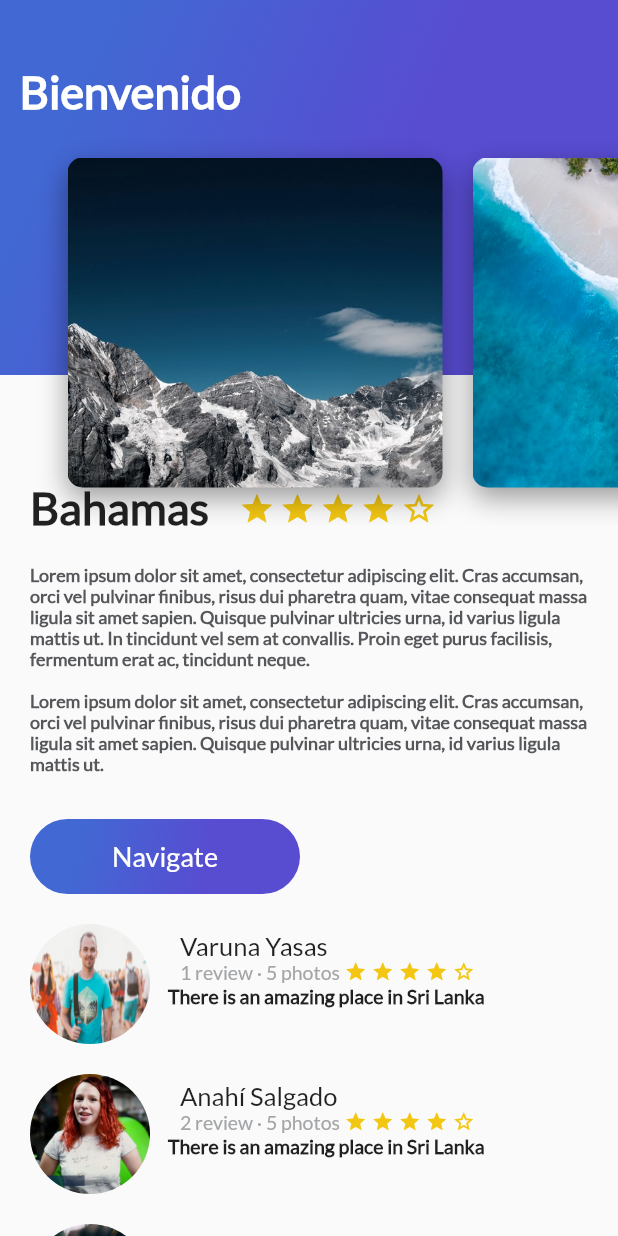
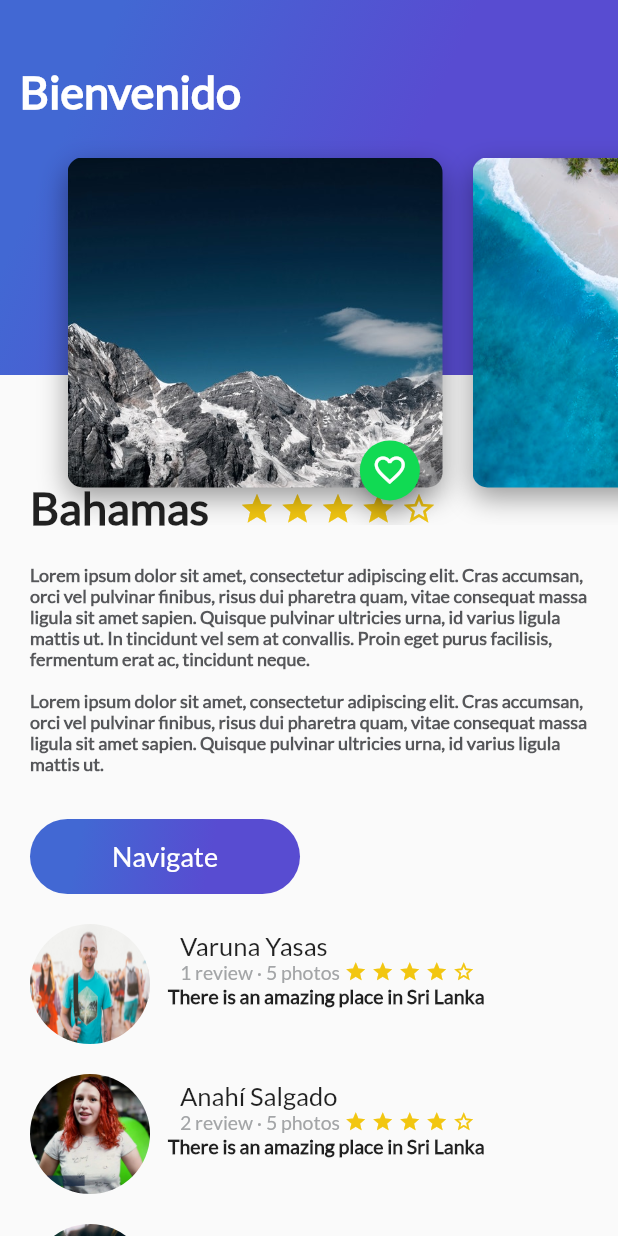
Before and after one commit to ericgomez/platzi_trips_app_complete, a Flutter app: the screen it shows after launch, on a phone screen of 412 x 824 dp. Run offline on Flutter 3.47's test engine with Material 2 defaults, Android fonts, the phone set to English and light mode, and no system bars.

Commit message:
Widget Floating Action Button

```diff
--- a/lib/card_image.dart
+++ b/lib/card_image.dart
@@ -1,4 +1,5 @@
 import 'package:flutter/material.dart';
+import 'floating_action_button_green.dart';
 
 class CardImage extends StatelessWidget {
 
@@ -38,7 +39,13 @@ class CardImage extends StatelessWidget {
     );
 
     //Devolvemos la imagen
-    return card;
+    return Stack(
+      alignment: Alignment(0.9,1.1),
+      children: [
+        card,
+        FloatingActionButtonGreen()//Mandamos llamar nuestro metodo que viene de la clase exportada floating_action_button_green
+      ],
+    );
   }
 
 }
--- /dev/null
+++ b/lib/floating_action_button_green.dart
@@ -0,0 +1,39 @@
+import 'package:flutter/material.dart';
+
+class FloatingActionButtonGreen extends StatefulWidget {
+  @override
+  State<StatefulWidget> createState() {
+    // Retornamos el metodo _FloatingActionButtonGreen que contiene el State que es el metodo que espera un StatefulWidget
+    return _FloatingActionButtonGreen();
+  }
+
+}
+
+//Una Clase que hereda de StatefulWidget necesita tener otra clase que herede de State
+// Para este caso se crea otra case de nombre similia pero con un guion bajo.
+//Aqui es donde construimos nuestro Widget
+class _FloatingActionButtonGreen extends State<FloatingActionButtonGreen> {
+
+  void onPressedFav(){
+    Scaffold.of(context).showSnackBar(//Es la accion de muestra un evento con el SnackBar
+        SnackBar(
+          content: Text("Agregaste a tus Favoritos"),
+        )
+    );
+  }
+
+  @override
+  Widget build(BuildContext context) {
+    // En este caso crearemos un boton
+    return FloatingActionButton(
+        backgroundColor: Color(0xFF11DA53),
+        mini: true,//Tipo de tamaño mini
+        tooltip: "Fav", //Si se pasa un el elemento con un mouse
+        onPressed: onPressedFav,//Con onPressed agregamos la accion que tendra el metodo al hacer click en este caso ejecuta una funcion
+        child: Icon(
+          Icons.favorite_border
+        ),
+    );
+  }
+
+}
```
